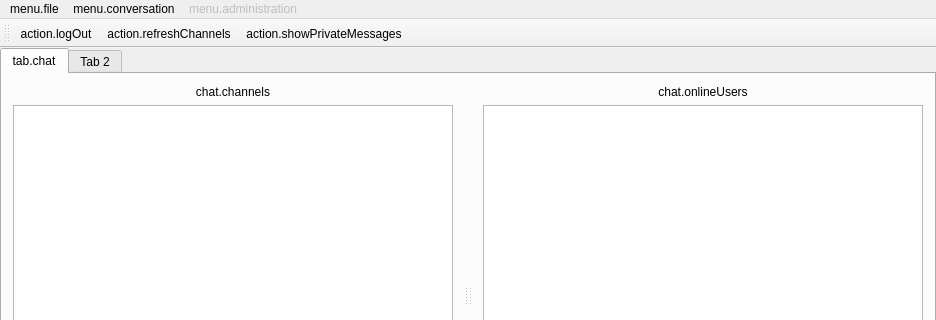
george99g/CTP, file CTP-client/mainwindow.ui: the form before one commit; both pictures show x 0 to 936 and y 0 to 320 of the 936 by 540 pixel window.
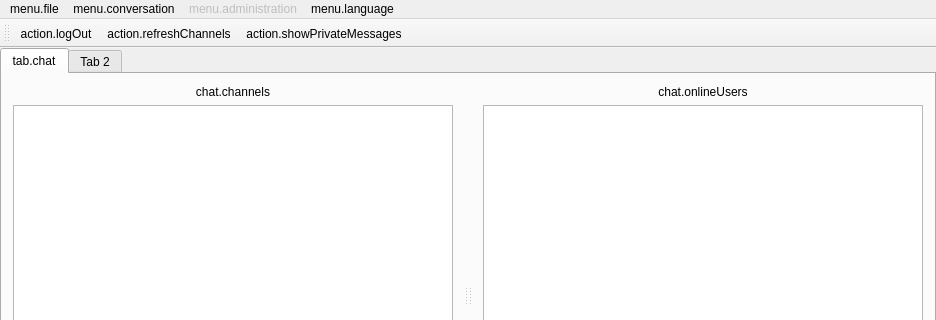
The form after the commit.

```diff
--- a/CTP-client/mainwindow.ui
+++ b/CTP-client/mainwindow.ui
@@ -173,9 +173,15 @@
     <addaction name="actionSendQuery"/>
     <addaction name="actionRegisterUser"/>
    </widget>
+   <widget class="QMenu" name="languageMenu">
+    <property name="title">
+     <string>menu.language</string>
+    </property>
+   </widget>
    <addaction name="menuFile"/>
    <addaction name="menuMenu_conversation"/>
    <addaction name="administrationMenu"/>
+   <addaction name="languageMenu"/>
   </widget>
   <widget class="QToolBar" name="mainToolBar">
    <attribute name="toolBarArea">
```
